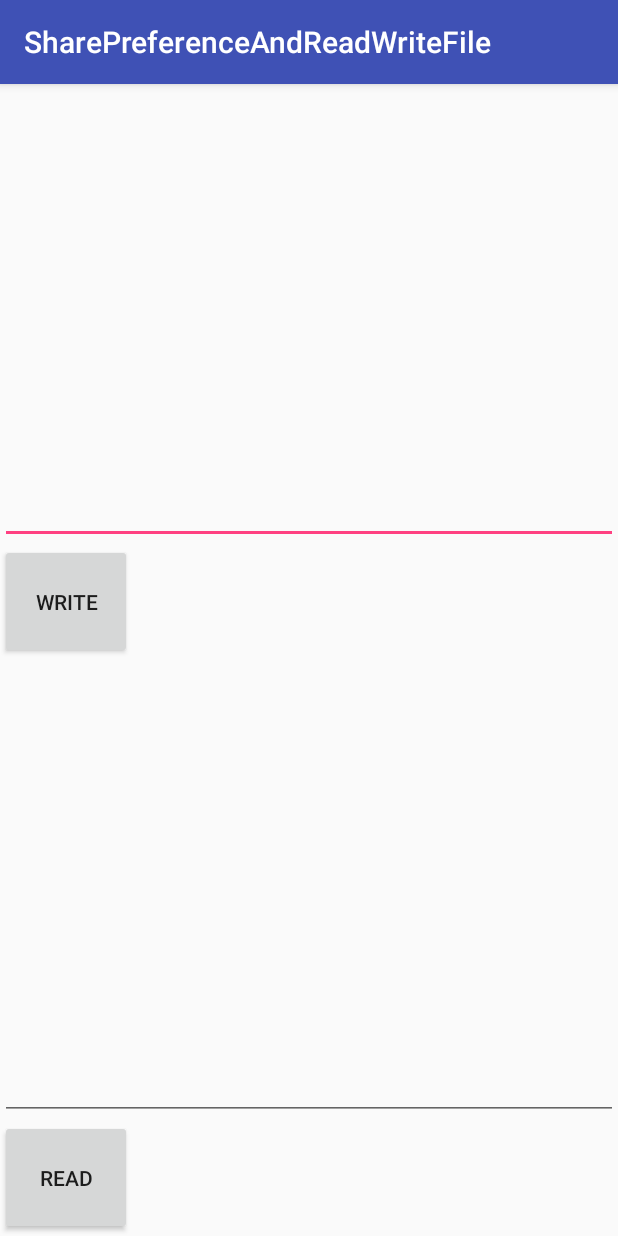
After one commit to zinminht3t/SharePreferenceAndReadWriteFile, an Android app: the ReadWriteFile screen opened directly, with no data from a screen before it, on a phone screen of 412 x 824 dp. The commit adds this screen. Run offline under Robolectric (Android 15) with nearby library versions, the phone set to English and light mode, and no system bars.

Commit message:
Read Write File

```diff
--- a/app/src/main/AndroidManifest.xml
+++ b/app/src/main/AndroidManifest.xml
@@ -17,7 +17,8 @@
             </intent-filter>
         </activity>
         <activity android:name=".MyPreferencesActivity" />
-        <activity android:name=".MyPreferenceActivity"></activity>
+        <activity android:name=".MyPreferenceActivity" />
+        <activity android:name=".ReadWriteFile"></activity>
     </application>
 
 </manifest>
--- a/app/src/main/java/me/zinminhtet/sharepreferenceandreadwritefile/MainActivity.java
+++ b/app/src/main/java/me/zinminhtet/sharepreferenceandreadwritefile/MainActivity.java
@@ -64,7 +64,7 @@ public class MainActivity extends AppCompatActivity {
                 startActivity(new Intent(this, MyPreferenceActivity.class));
                 return (true);
             case R.id.option3:
-//                startActivity(new Intent(this, ReadWriteFile.class));
+                startActivity(new Intent(this, ReadWriteFile.class));
                 return (true);
             case R.id.option4:
 //                startActivity(new Intent(this, ReadWriteStorage.class));
--- /dev/null
+++ b/app/src/main/java/me/zinminhtet/sharepreferenceandreadwritefile/ReadWriteFile.java
@@ -0,0 +1,57 @@
+package me.zinminhtet.sharepreferenceandreadwritefile;
+
+import android.content.Context;
+import android.support.v7.app.AppCompatActivity;
+import android.os.Bundle;
+import android.view.View;
+import android.widget.EditText;
+
+import java.io.BufferedReader;
+import java.io.FileInputStream;
+import java.io.FileOutputStream;
+import java.io.InputStreamReader;
+import java.io.PrintWriter;
+
+public class ReadWriteFile extends AppCompatActivity {
+    EditText txt1, txt2;
+    final String filename = "abc.txt";
+
+    @Override
+    protected void onCreate(Bundle savedInstanceState) {
+        super.onCreate(savedInstanceState);
+        setContentView(R.layout.activity_read_write_file);
+        txt1 = (EditText) findViewById(R.id.editText1);
+        txt2 = (EditText) findViewById(R.id.editText2);
+    }
+
+    public void Write(View v) {
+        String contents = txt1.getText().toString();
+        try {
+            FileOutputStream f = openFileOutput(filename, Context.MODE_PRIVATE);
+            PrintWriter w = new PrintWriter(f);
+            w.println(contents);
+            w.close();
+            f.close();
+        } catch (Exception e) {
+            e.printStackTrace();
+        }
+    }
+
+    public void Read(View v) {
+        StringBuilder buf = new StringBuilder();
+        try {
+            FileInputStream fos = openFileInput(filename);
+            BufferedReader r = new BufferedReader(new InputStreamReader(fos));
+            String s;
+            while ((s = r.readLine()) != null) {
+                buf.append(s);
+                buf.append("\r\n");
+            }
+            r.close();
+            fos.close();
+        } catch (Exception e) {
+            e.printStackTrace();
+        }
+        txt2.setText(buf.toString());
+    }
+}
--- /dev/null
+++ b/app/src/main/res/layout/activity_read_write_file.xml
@@ -0,0 +1,43 @@
+<?xml version="1.0" encoding="utf-8"?>
+<LinearLayout xmlns:android="http://schemas.android.com/apk/res/android"
+    xmlns:tools="http://schemas.android.com/tools"
+    android:layout_width="match_parent"
+    android:layout_height="match_parent"
+    android:orientation="vertical" >
+
+    <EditText
+        android:id="@+id/editText1"
+        android:layout_width="match_parent"
+        android:layout_height="wrap_content"
+        android:layout_weight="0.45"
+        android:ems="10"
+        android:gravity="top"
+        android:inputType="textMultiLine" >
+    </EditText>
+
+    <Button
+        android:id="@+id/button1"
+        android:layout_width="wrap_content"
+        android:layout_height="wrap_content"
+        android:onClick="Write"
+        android:layout_weight="0.05"
+        android:text="@string/write" />
+
+    <EditText
+        android:id="@+id/editText2"
+        android:layout_width="match_parent"
+        android:layout_height="wrap_content"
+        android:layout_weight="0.45"
+        android:ems="10"
+        android:gravity="top"
+        android:inputType="textMultiLine" />
+
+    <Button
+        android:id="@+id/button2"
+        android:layout_width="wrap_content"
+        android:layout_height="wrap_content"
+        android:onClick="Read"
+        android:layout_weight="0.05"
+        android:text="@string/read" />
+
+</LinearLayout>
```
